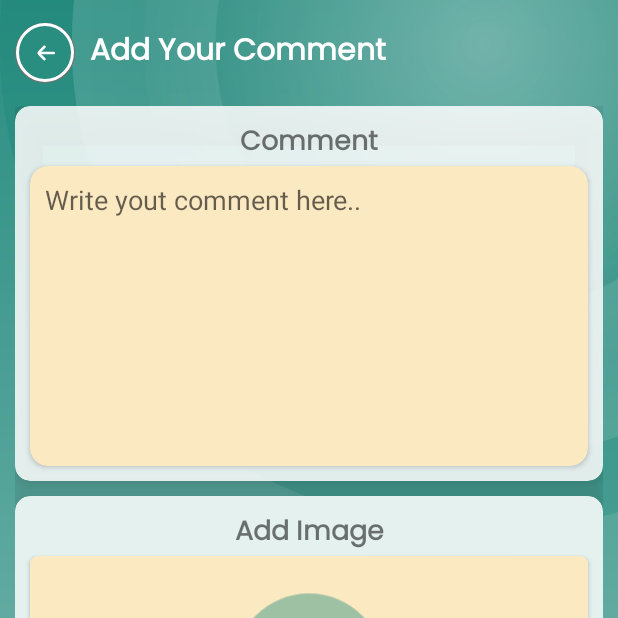
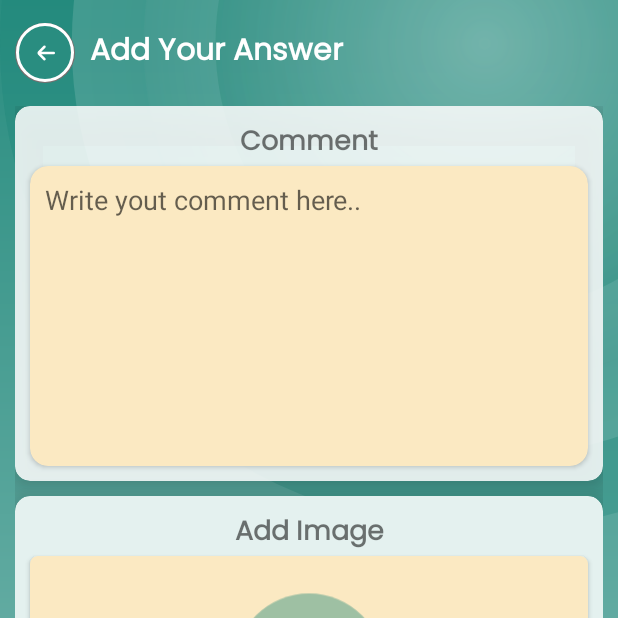
Before and after one commit to PratamaIwang/tanya.in, an Android app: the Comment screen opened directly, with no data from a screen before it, on a phone screen of 412 x 824 dp, the top half of it. Run offline under Robolectric (Android 15) with nearby library versions, the phone set to English and light mode, and no system bars; our stand-ins replace Firebase (no records; nobody signed in at launch, a user with empty details on screens opened directly); 1 statement that could not run was skipped.

Commit message:
Answer.kt update

```diff
--- a/app/src/main/java/com/example/tanyain/Comment.kt
+++ b/app/src/main/java/com/example/tanyain/Comment.kt
@@ -71,7 +71,7 @@ class Comment : AppCompatActivity() {
             progressBar.visibility = View.VISIBLE
 
             /*Database Instace*/
-            val image_database = FirebaseStorage.getInstance().getReference("/answers_images$filename")
+            val image_database = FirebaseStorage.getInstance().getReference("/answers_images/$filename")
             FirebaseDatabase.getInstance().getReference("tanyain").child("users").child(uid).get()
                 .addOnSuccessListener {
                     var fName = it.child("firstName").value.toString().trim()
--- a/app/src/main/res/layout/activity_comment.xml
+++ b/app/src/main/res/layout/activity_comment.xml
@@ -31,7 +31,7 @@
                 android:layout_marginRight="50dp"
                 android:gravity="left"
                 android:paddingStart="10dp"
-                android:text="Add Your Comment"
+                android:text="Add Your Answer"
                 android:textColor="@color/white"
                 android:textSize="20sp"
                 android:textStyle="bold"
--- a/app/src/main/res/layout/answers.xml
+++ b/app/src/main/res/layout/answers.xml
@@ -72,9 +72,9 @@
     <ImageView
         android:id="@+id/rvAnswer_Image"
         android:layout_width="match_parent"
-        android:layout_height="120dp"
+        android:layout_height="150dp"
         android:layout_marginVertical="5dp"
         android:layout_marginHorizontal="10dp"
-        android:visibility="gone"/>
+        />
 
 </LinearLayout>
```
Also changed, not shown: app/src/main/java/com/example/tanyain/AnswerAdapter.kt (+5 -3 lines).
